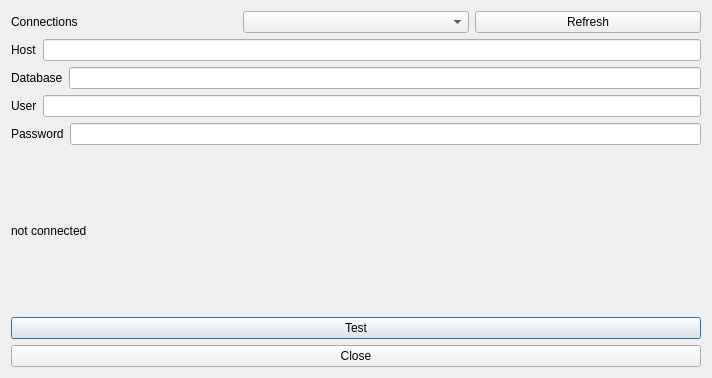
First picture: the form in database_dialog/database_dialog.ui, repository Drew973/pts_hsrr_processor_qgis3, before the edit.
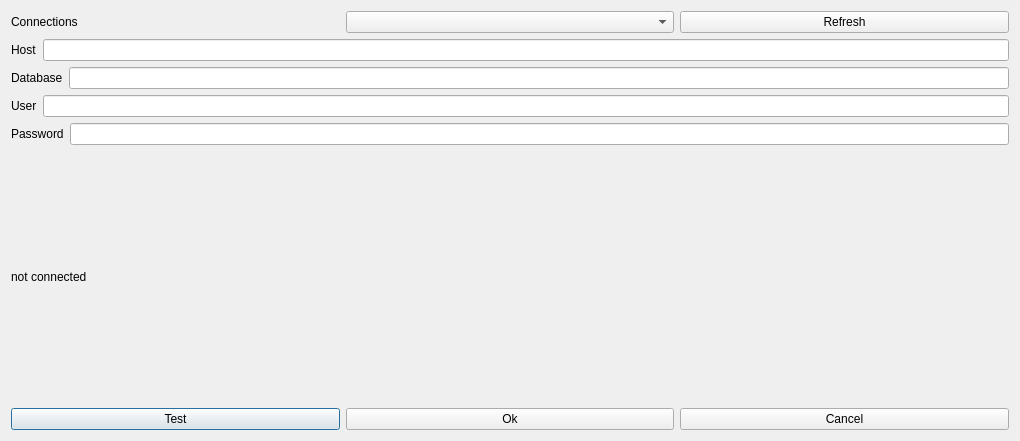
Second picture: the form after the edit.

```diff
--- a/database_dialog/database_dialog.ui
+++ b/database_dialog/database_dialog.ui
@@ -6,8 +6,8 @@
    <rect>
     <x>0</x>
     <y>0</y>
-    <width>712</width>
-    <height>378</height>
+    <width>1020</width>
+    <height>441</height>
    </rect>
   </property>
   <property name="windowTitle">
@@ -142,15 +142,22 @@
        </property>
       </widget>
      </item>
+     <item>
+      <widget class="QPushButton" name="OkButton">
+       <property name="text">
+        <string>Ok</string>
+       </property>
+      </widget>
+     </item>
+     <item>
+      <widget class="QPushButton" name="cancelButton">
+       <property name="text">
+        <string>Cancel</string>
+       </property>
+      </widget>
+     </item>
     </layout>
    </item>
-   <item>
-    <widget class="QPushButton" name="close_button">
-     <property name="text">
-      <string>Close</string>
-     </property>
-    </widget>
-   </item>
   </layout>
  </widget>
  <resources/>
```
